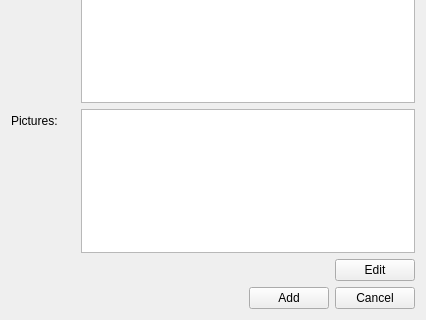
Before: the Qt Designer form client/uiforms/category_add.ui in Wolframe/configurator, drawn with Qt 5; both pictures show x 0 to 426 and y 153 to 473 of the 426 by 473 pixel window.
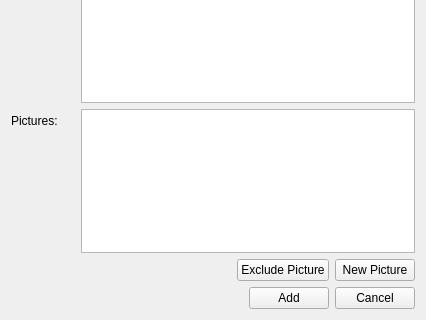
After: the same form once the commit is applied. Icons and pictures are not drawn.

Commit message: fix add category form and make picture selection non modal

What changed in the file:
```diff
--- a/client/uiforms/category_add.ui
+++ b/client/uiforms/category_add.ui
@@ -208,7 +208,17 @@
      <item>
       <widget class="QPushButton" name="add_edit_button">
        <property name="text">
-        <string>Edit</string>
+        <string>Exclude Picture</string>
+       </property>
+       <property name="datasignal:clicked" stdset="0">
+        <string>exclude_picture@main.pictures</string>
+       </property>
+      </widget>
+     </item>
+     <item>
+      <widget class="QPushButton" name="new_pictures">
+       <property name="text">
+        <string>New Picture</string>
        </property>
        <property name="form" stdset="0">
         <string>picture_select?widgetid={main.widgetid}_picture&amp;picture.selected={pictures.id}</string>
```
Left out of the diff: 28 changed lines with no effect on the pictures. The commit also changes 2 other files.
